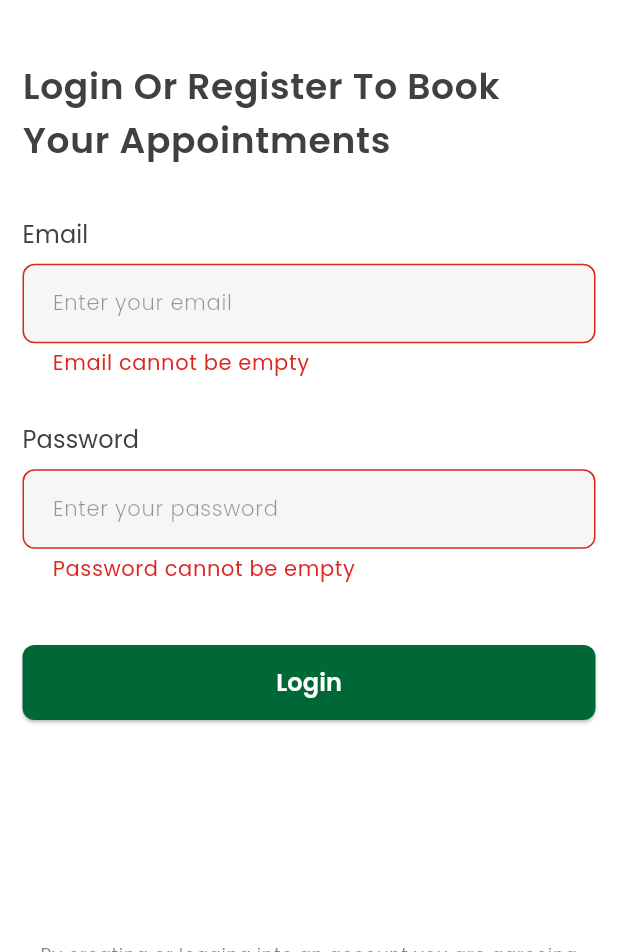
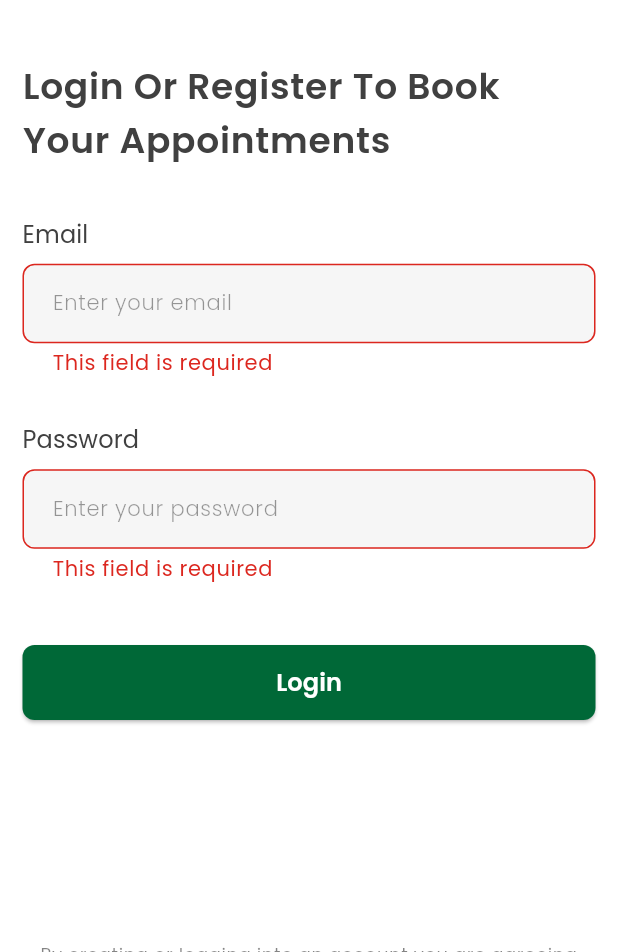
Before and after one commit to N4J13/noviindus_machine_test, a Flutter app: the screen it shows after launch, after a tap on "Login", on a phone screen of 412 x 824 dp, the part 284-1236 px from its top. Run offline on Flutter 3.47's test engine with Material 3 defaults, Android fonts, the phone set to English and light mode, and no system bars; our stand-ins replace dio, equatable, flutter_secure_storage, fpdart, get_it, google_fonts and 3 more; network calls fail.

Commit message:
🐞 : minor bug fixes

```diff
--- a/lib/core/widgets/app_textformfield.dart
+++ b/lib/core/widgets/app_textformfield.dart
@@ -9,6 +9,7 @@ class AppTextFormField extends StatelessWidget {
   final bool filled;
   final Widget? prefixIcon;
   final bool secondaryStyle;
+  final bool validate;
   const AppTextFormField({
     super.key,
     required this.controller,
@@ -17,6 +18,7 @@ class AppTextFormField extends StatelessWidget {
     this.prefixIcon,
     this.hint,
     this.keyboardType,
+    this.validate = true,
     this.secondaryStyle = false,
   });
 
@@ -57,8 +59,10 @@ class AppTextFormField extends StatelessWidget {
             prefixIcon: prefixIcon,
           ),
           validator: (value) {
-            if (value!.isEmpty) {
-              return '$label cannot be empty';
+            if (validate) {
+              if (value == null || value.isEmpty) {
+                return 'This field is required';
+              }
             }
             return null;
           },
--- a/lib/features/patient/presentation/pages/patient_list_page.dart
+++ b/lib/features/patient/presentation/pages/patient_list_page.dart
@@ -113,9 +113,7 @@ Row buildNotificationIcon(BuildContext context) {
     mainAxisAlignment: MainAxisAlignment.end,
     children: [
       IconButton(
-        onPressed: () {
-          Navigator.pushNamed(context, '/login');
-        },
+        onPressed: () {},
         icon: Stack(
           children: [
             const Icon(
--- a/lib/features/patient/presentation/pages/patient_register_page.dart
+++ b/lib/features/patient/presentation/pages/patient_register_page.dart
@@ -187,11 +187,11 @@ class _PatientRegisterPageState extends State<PatientRegisterPage> {
                               );
 
                               if (provider.state == PatientState.registered) {
-                                Navigator.pushReplacementNamed(
+                                Navigator.pushNamedAndRemoveUntil(
                                   context,
                                   '/home',
+                                  (route) => false,
                                 );
-                                return;
                               }
 
                               if (provider.state == PatientState.error) {
--- a/lib/features/patient/presentation/widgets/search_treatment_widget.dart
+++ b/lib/features/patient/presentation/widgets/search_treatment_widget.dart
@@ -25,6 +25,7 @@ class SearchTreatmentWidget extends StatelessWidget {
             ),
             secondaryStyle: true,
             filled: false,
+            validate: false,
             controller: controller,
             hint: "Search for your treatment",
           ),
```
